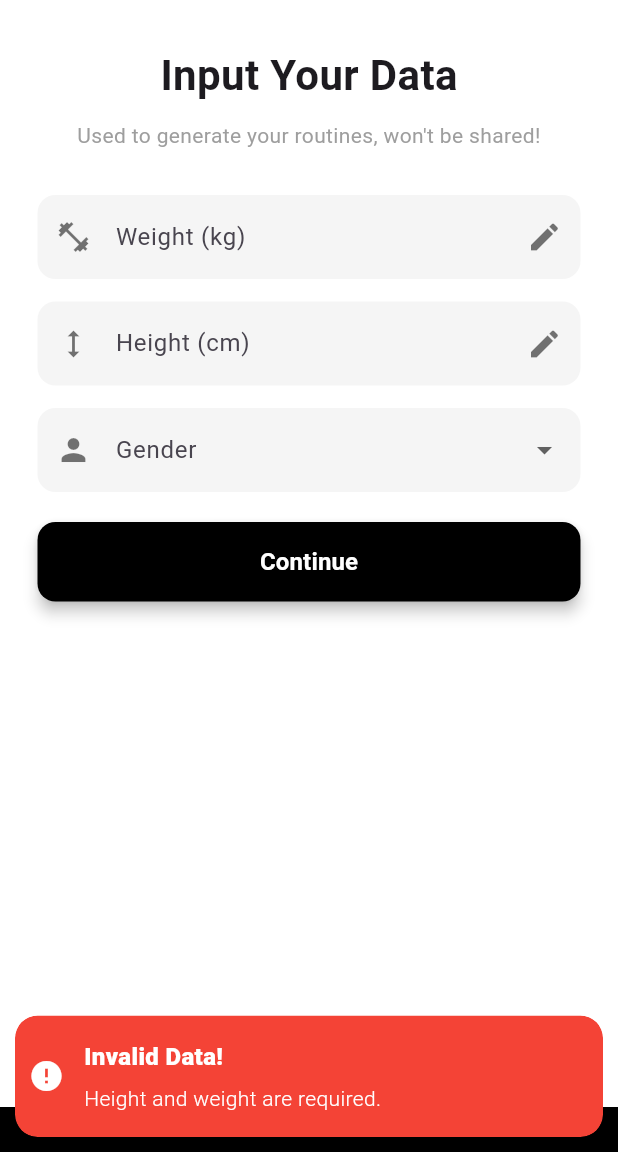
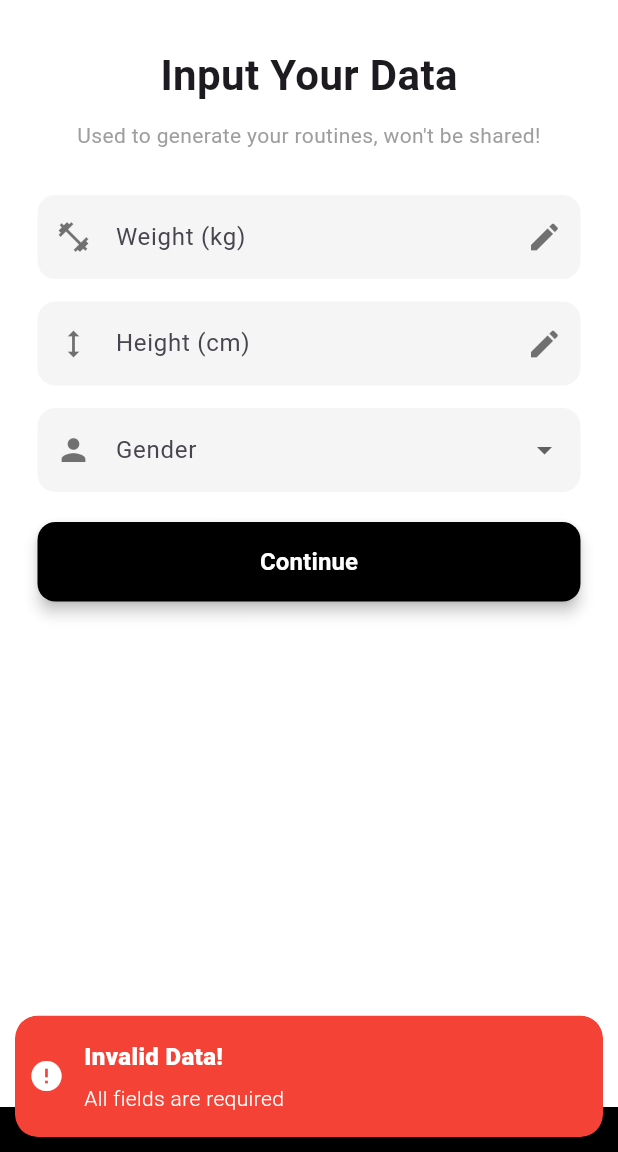
Before and after one commit to rhobread/FlutterSkripsi, a Flutter app: the InputDataPage screen opened directly, after a tap on "Continue", on a phone screen of 412 x 824 dp, the part 84-1236 px from its top. Run offline on Flutter 3.47's test engine with Material 3 defaults, Android fonts, the phone set to English and light mode, and no system bars; our stand-ins replace flutter_markdown, get, month_picker_dialog, shared_preferences; accounts and stored records are empty.

Commit message:
fix after blackbox

```diff
--- a/lib/service/InitialService/inputdata_service.dart
+++ b/lib/service/InitialService/inputdata_service.dart
@@ -18,8 +18,10 @@ class InputDataService {
       if (height == null ||
           height.isEmpty ||
           weight == null ||
-          weight.isEmpty) {
-        showSnackBarMessage('invalid_data'.tr, 'mandatory_hw'.tr);
+          weight.isEmpty ||
+          selectedGender == null ||
+          selectedGender.isEmpty) {
+        showSnackBarMessage('invalid_data'.tr, 'all_required'.tr);
         return;
       }
     }
@@ -38,7 +40,9 @@ class InputDataService {
     final Uri fetchUrl = UrlConfig.getApiUrl('user/measurements/$userId');
 
     try {
-      final Map<String, dynamic> requestBody = {};
+      final Map<String, dynamic> requestBody = {
+        'gender': selectedGender,
+      };
 
       if (height != null && height.isNotEmpty) {
         requestBody['height'] = int.parse(height);
--- a/lib/view/HomeView/profiledetails_view.dart
+++ b/lib/view/HomeView/profiledetails_view.dart
@@ -36,7 +36,6 @@ class _ProfileDetailsPageState extends State<ProfileDetailsPage> {
       setState(() {
         _userData = userData;
         // initialize gender with localized first option
-        gender = genders.isNotEmpty ? genders[0] : '';
         weight = _userData['weight'].toString();
         height = _userData['height'].toString();
         _isLoading = false;
--- a/lib/view/InitialView/inputdata_view.dart
+++ b/lib/view/InitialView/inputdata_view.dart
@@ -28,14 +28,24 @@ class _InputDataPageState extends State<InputDataPage> {
     final String height = _heightController.text.trim();
     final String weight = _weightController.text.trim();
 
+    const genderMap = {
+      'Male': 'Male',
+      'Pria': 'Male',
+      'Female': 'Female',
+      'Wanita': 'Female',
+    };
+
+    final String normalizedGender = genderMap[_selectedGender] ?? '';
+
     _inputDataService.submitMeasurements(
-        context: context,
-        userId: userController.userId.value,
-        height: height,
-        weight: weight,
-        selectedGender: _selectedGender,
-        setLoading: _setLoading,
-        isInitial: true);
+      context: context,
+      userId: userController.userId.value,
+      height: height,
+      weight: weight,
+      selectedGender: normalizedGender,
+      setLoading: _setLoading,
+      isInitial: true,
+    );
   }
 
   @override
--- a/lib/view/InitialView/pickavailability_view.dart
+++ b/lib/view/InitialView/pickavailability_view.dart
@@ -87,11 +87,7 @@ class _PickAvailabilityPageState extends State<PickAvailabilityPage> {
 
     // Validate at least one day selected
     if (!_selectedDays.values.any((sel) => sel)) {
-      Get.snackbar(
-        'validation_error'.tr,
-        'day_val_error'.tr,
-        snackPosition: SnackPosition.BOTTOM,
-      );
+      showSnackBarMessage('invalid_data'.tr, 'day_val_error'.tr);
       return;
     }
 
```
